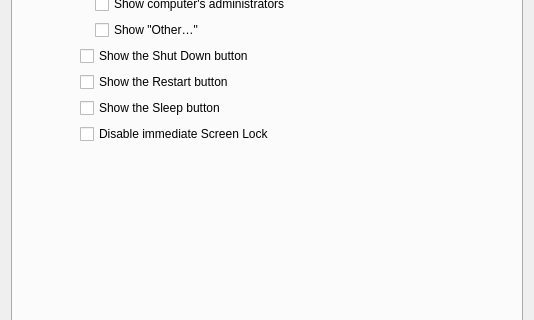
fw-dev/translations, file FWAdminLib/Configurator/LoginWindowForm.ui: the form before one commit; both pictures show x 0 to 534 and y 286 to 606 of the 534 by 825 pixel window.
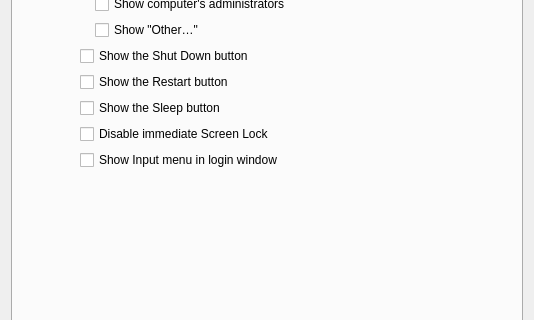
The form after the commit. Icons and pictures are not drawn.

What changed in the file:
```diff
--- a/FWAdminLib/Configurator/LoginWindowForm.ui
+++ b/FWAdminLib/Configurator/LoginWindowForm.ui
@@ -161,6 +161,13 @@
            </property>
           </widget>
          </item>
+         <item>
+          <widget class="QCheckBox" name="m_checkShowInputMenu">
+           <property name="text">
+            <string>Show Input menu in login window</string>
+           </property>
+          </widget>
+         </item>
         </layout>
        </item>
       </layout>
```
